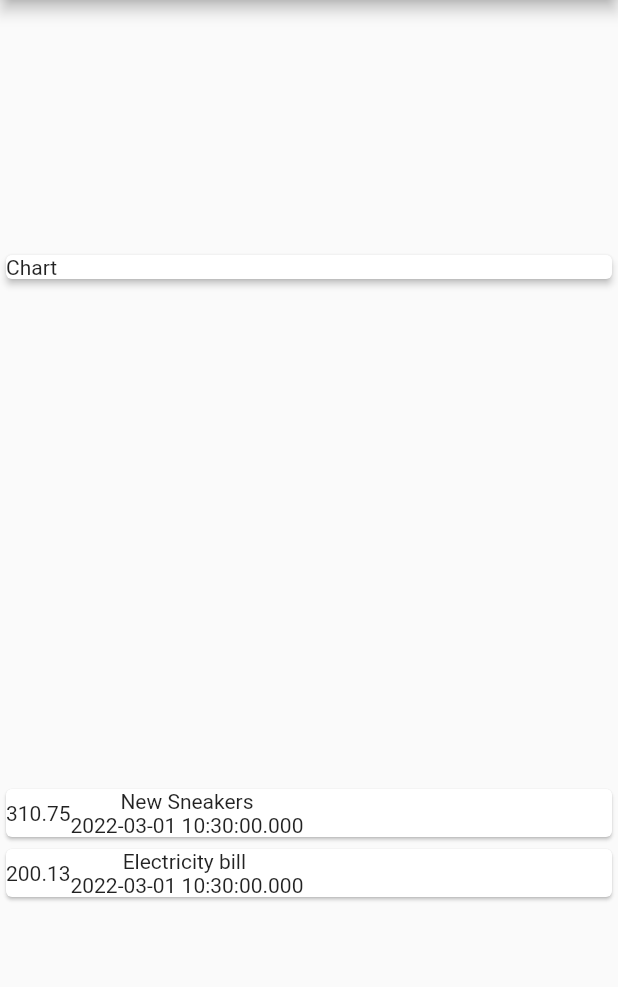
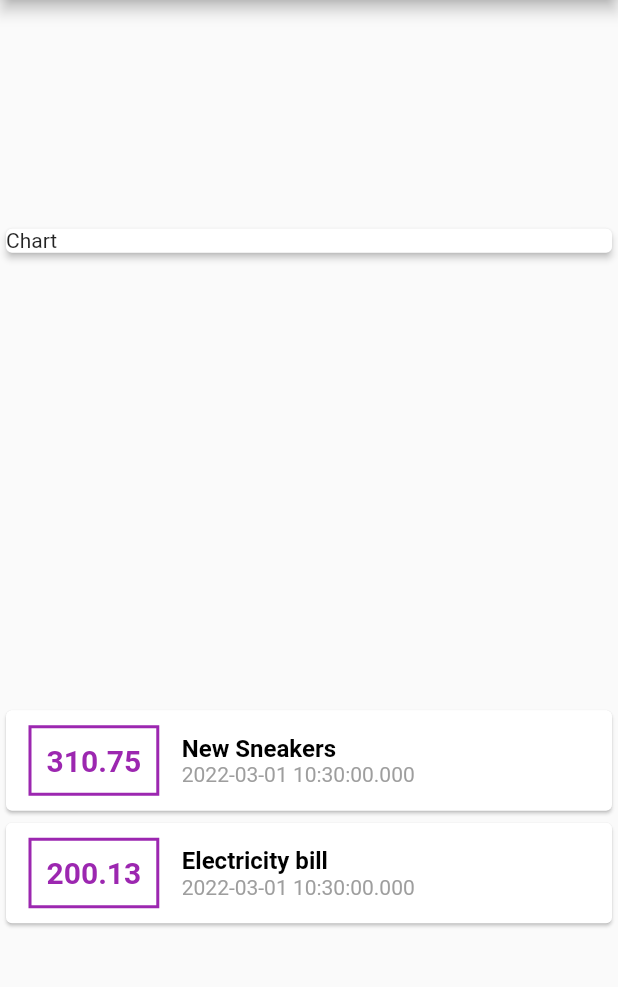
Before and after one commit to Carlxiso/Personnel-Costs, a Flutter app: the screen it shows after launch, on a phone screen of 412 x 824 dp, the part 84-1071 px from its top. Run offline on Flutter 3.47's test engine with Material 2 defaults, Android fonts, the phone set to English and light mode, and no system bars.

Commit message:
Item Styles

```diff
--- a/lib/main.dart
+++ b/lib/main.dart
@@ -65,14 +65,42 @@
                 child: Row(
                   children: <Widget>[
                     Container(
+                      margin: const EdgeInsets.symmetric(
+                        horizontal: 15,
+                        vertical: 10,
+                      ),
+                      decoration: BoxDecoration(
+                          border: Border.all(
+                        color: Colors.purple,
+                        width: 2,
+                      )),
+                      padding: const EdgeInsets.all(10),
                       child: Text(
                         tr.value.toString(),
+                        style: const TextStyle(
+                          fontWeight: FontWeight.bold,
+                          fontSize: 20,
+                          color: Colors.purple,
+                        ),
                       ),
                     ),
                     Column(
+                      crossAxisAlignment: CrossAxisAlignment.start,
                       children: <Widget>[
-                        Text(tr.title),
-                        Text(tr.date.toString()),
+                        Text(
+                          tr.title,
+                          style: const TextStyle(
+                            fontWeight: FontWeight.bold,
+                            fontSize: 16,
+                            color: Colors.black,
+                          ),
+                        ),
+                        Text(
+                          tr.date.toString(),
+                          style: const TextStyle(
+                            color: Colors.grey,
+                          ),
+                        ),
                       ],
                     ),
                   ],
```
